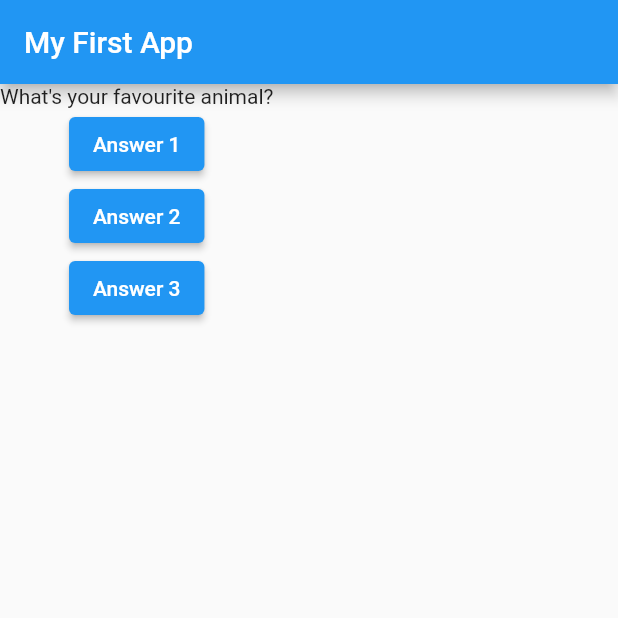
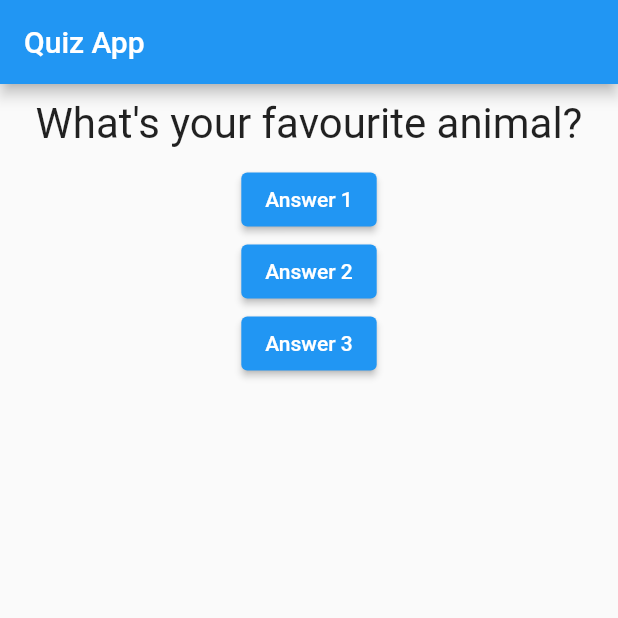
Before and after one commit to mudra16bhandari/quiz_app, a Flutter app: the screen it shows after launch, after a tap on "Answer 1", on a phone screen of 412 x 824 dp, the top half of it. Run offline on Flutter 3.47's test engine with Material 2 defaults, Android fonts, the phone set to English and light mode, and no system bars.

Commit message:
Added Question Widget

```diff
--- a/lib/main.dart
+++ b/lib/main.dart
@@ -1,4 +1,5 @@
 import 'package:flutter/material.dart';
+import 'package:quiz_app/question.dart';
 
 void main() => runApp(MyApp());
 
@@ -12,14 +13,13 @@ class MyApp extends StatefulWidget {
 }
 
 class _MyAppState extends State<MyApp> {
-  var questionIndex = 0;
+  var _questionIndex = 0;
 
-  void answerQuestion() {
+  void _answerQuestion() {
     setState(() {
-      questionIndex += 1;
+      _questionIndex += 1;
     });
-
-    print(questionIndex);
+    print(_questionIndex);
   }
 
   @override
@@ -31,14 +31,14 @@ class _MyAppState extends State<MyApp> {
     return MaterialApp(
       home: Scaffold(
         appBar: AppBar(
-          title: Text('My First App'),
+          title: Text('Quiz App'),
         ),
         body: Column(
           children: [
-            Text(questions[questionIndex]),
+            Question(questions[_questionIndex]),
             ElevatedButton(
               child: Text('Answer 1'),
-              onPressed: answerQuestion,
+              onPressed: _answerQuestion,
             ),
             ElevatedButton(
               child: Text('Answer 2'),
--- /dev/null
+++ b/lib/question.dart
@@ -0,0 +1,19 @@
+import 'package:flutter/material.dart';
+
+class Question extends StatelessWidget {
+  final String questionText;
+
+  Question(this.questionText);
+
+  @override
+  Widget build(BuildContext context) {
+    return Container(
+      width: double.infinity,
+      margin: EdgeInsets.all(10),
+      child: Text(questionText,
+        style: TextStyle(fontSize: 28),
+        textAlign: TextAlign.center,
+      ),
+    );
+  }
+}
```
